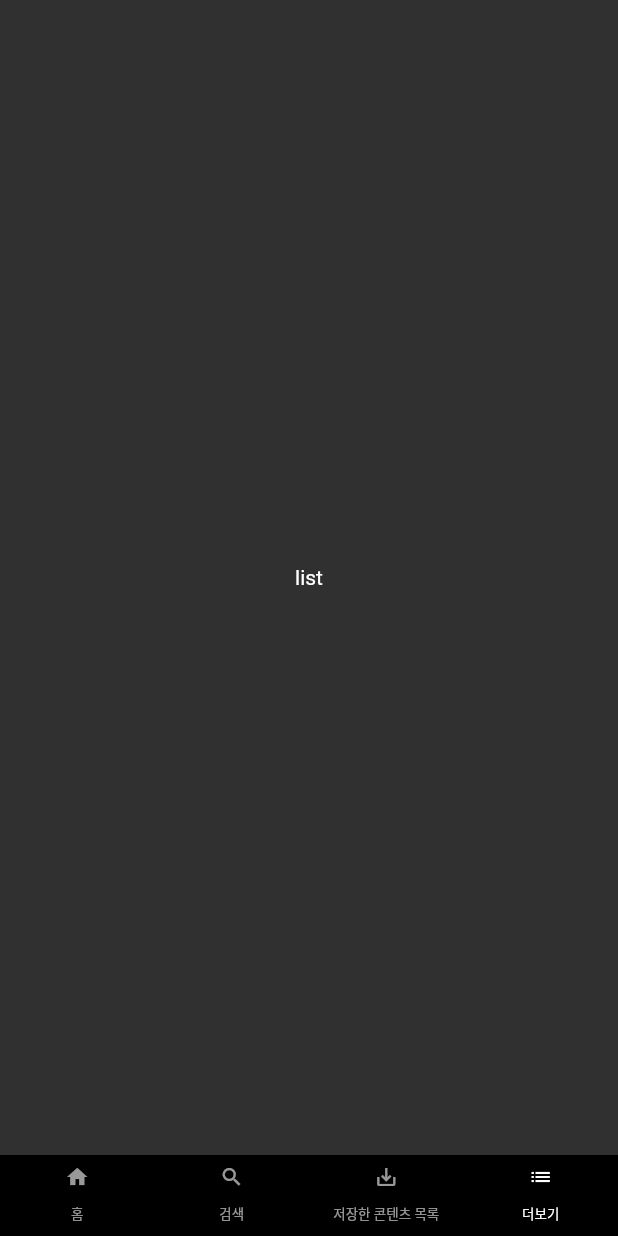
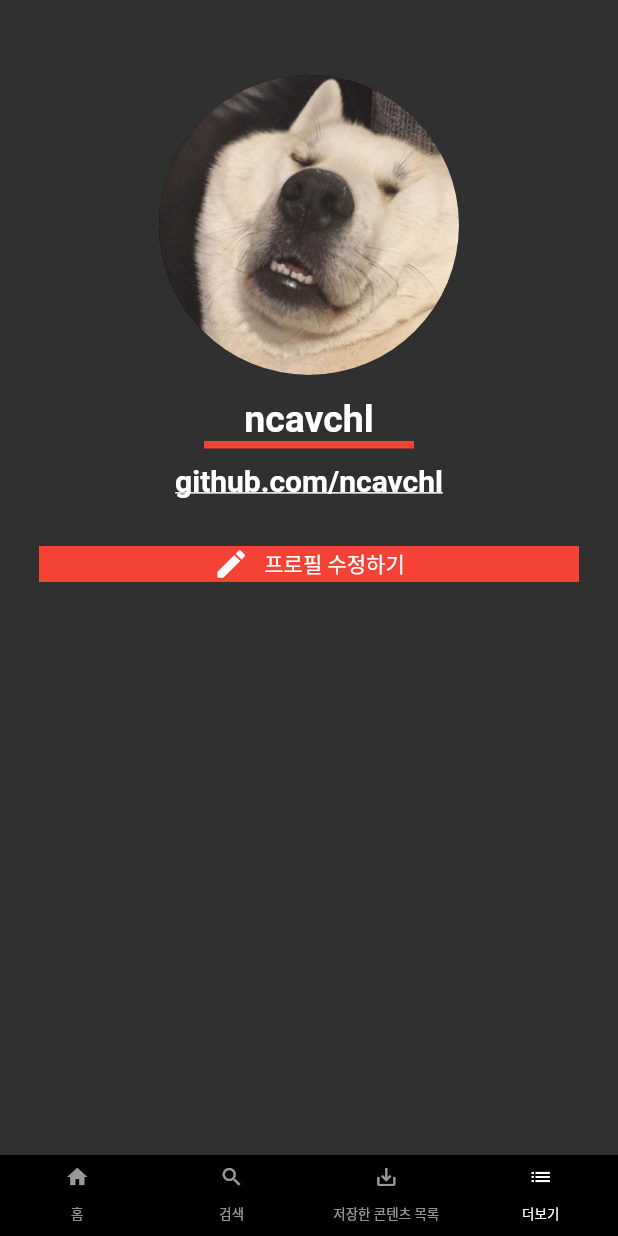
Before and after one commit to ncavchl/Flutter_study, a Flutter app: the screen it shows after launch, item 4 of the bottom bar chosen, on a phone screen of 412 x 824 dp. Run offline on Flutter 3.47's test engine with Material 2 defaults, Android fonts, the phone set to English and light mode, and no system bars; drawn by our look-alikes of flutter_linkify; our stand-ins replace carousel_slider.

Commit message:
프로필 화면

```diff
--- a/helloworld/lib/main.dart
+++ b/helloworld/lib/main.dart
@@ -1,5 +1,6 @@
 import 'package:flutter/material.dart';
 import 'package:helloworld/screen/home_screen.dart';
+import 'package:helloworld/screen/more_screen.dart';
 import 'package:helloworld/widget/bottom_bar.dart';
 
 void main() {
@@ -30,7 +31,7 @@ class _MyAppState extends State<MyApp> {
               HomeScreen(),
               Container(child:Center(child:Text('search'),),),
               Container(child:Center(child:Text('save'),),),
-              Container(child:Center(child:Text('list'),),),
+              MoreScreen(),
             ],
           ),
           bottomNavigationBar: Bottom(),
--- /dev/null
+++ b/helloworld/lib/screen/more_screen.dart
@@ -0,0 +1,69 @@
+import 'package:flutter/material.dart';
+import 'package:flutter_linkify/flutter_linkify.dart';
+import 'package:helloworld/model/model_movie.dart';
+import 'package:url_launcher/url_launcher.dart';
+
+class MoreScreen extends StatelessWidget{
+  @override
+  Widget build(BuildContext contenxt) {
+    return Container(
+      child:Center(
+        child:Column(
+          children:<Widget>[
+            Container(
+              padding:EdgeInsets.only(top:50),
+              child:CircleAvatar(
+                radius:100,
+                backgroundImage: AssetImage('images/logo_dog.png'),
+              )
+            ),
+            Container(
+              padding:EdgeInsets.only(top:15),
+              child:Text('ncavchl',style:TextStyle(fontWeight:FontWeight.bold,
+              fontSize:25,
+              color:Colors.white),
+              )
+            ),
+            Container(
+              padding: EdgeInsets.all(10),
+              width:140,
+              height:5,
+              color:Colors.red,
+            ),
+            Container(
+              padding:EdgeInsets.all(10),
+              child:Linkify(onOpen: (link) async{
+                if(await canLaunch(link.url)){
+                  await launch(link.url);
+                }
+              },
+              text:"https://github.com/ncavchl",
+                style:TextStyle(fontWeight: FontWeight.bold, fontSize:20),
+                linkStyle: TextStyle(color:Colors.white),
+              ),
+
+            ),
+            Container(
+              padding:EdgeInsets.all(10),
+              child:FlatButton(onPressed: () {},
+              child: Container(
+                color:Colors.red,
+                child:Row(
+                  mainAxisAlignment: MainAxisAlignment.center,
+                  children:<Widget>[
+                    Icon(Icons.edit, color:Colors.white,),
+                    SizedBox(width:10,),
+                    Text('프로필 수정하기', style:TextStyle(
+                      color:Colors.white
+                    ))
+                  ]
+                )
+              )
+              )
+            )
+          ]
+        )
+      )
+    );
+  }
+}
--- a/helloworld/pubspec.yaml
+++ b/helloworld/pubspec.yaml
@@ -24,6 +24,8 @@ dependencies:
   flutter:
     sdk: flutter
   carousel_slider:
+  flutter_linkify:
+  url_launcher:
 
 
   # The following adds the Cupertino Icons font to your application.
```
Also changed, not shown: helloworld/pubspec.lock.
